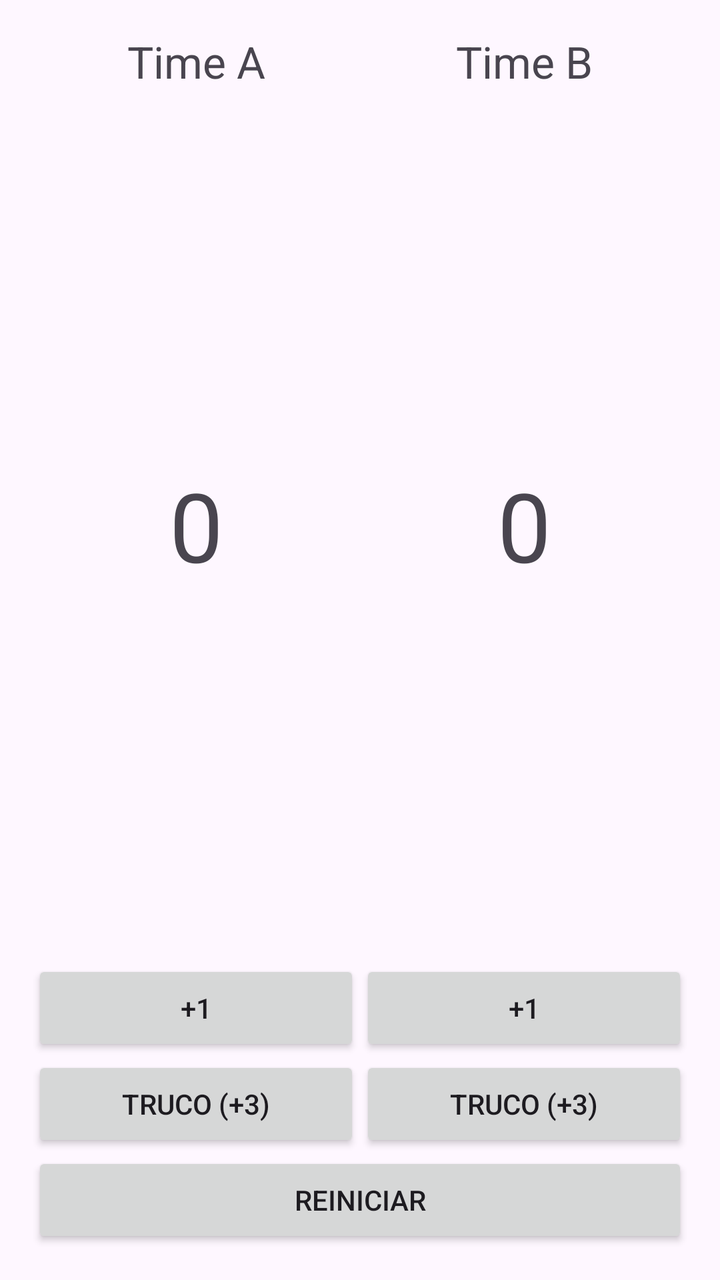
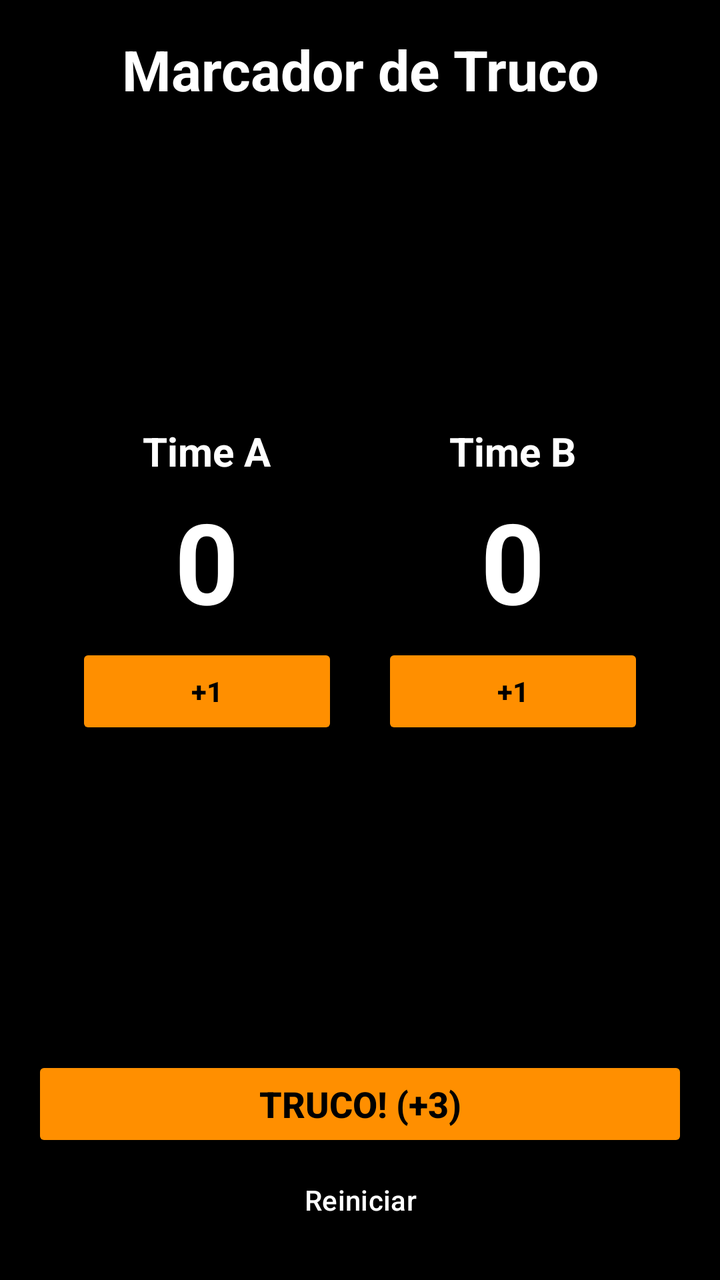

Before-and-after screenshots of an Android layout around one commit, followed by the original layout XML and the change that was made.
<!-- AndroidManifest.xml: application theme Theme.TrucoScoreBoard -->
<!-- res/layout/activity_main.xml -->
<?xml version="1.0" encoding="utf-8"?>
<androidx.constraintlayout.widget.ConstraintLayout
    xmlns:android="http://schemas.android.com/apk/res/android"
    xmlns:app="http://schemas.android.com/apk/res-auto"
    android:layout_width="match_parent"
    android:layout_height="match_parent"
    android:padding="16dp">

    <TextView
        android:id="@+id/tvLabelA"
        android:layout_width="0dp"
        android:layout_height="wrap_content"
        android:gravity="center"
        android:text="Time A"
        android:textSize="22sp"
        app:layout_constraintEnd_toStartOf="@id/tvLabelB"
        app:layout_constraintStart_toStartOf="parent"
        app:layout_constraintTop_toTopOf="parent" />

    <TextView
        android:id="@+id/tvPontosA"
        android:layout_width="0dp"
        android:layout_height="0dp"
        android:gravity="center"
        android:text="0"
        android:textSize="48sp"
        app:layout_constraintBottom_toTopOf="@id/btnPontoA"
        app:layout_constraintEnd_toEndOf="@id/tvLabelA"
        app:layout_constraintStart_toStartOf="@id/tvLabelA"
        app:layout_constraintTop_toBottomOf="@id/tvLabelA" />

    <Button
        android:id="@+id/btnPontoA"
        android:layout_width="0dp"
        android:layout_height="wrap_content"
        android:text="+1"
        app:layout_constraintBottom_toTopOf="@id/btnTrucoA"
        app:layout_constraintEnd_toEndOf="@id/tvLabelA"
        app:layout_constraintStart_toStartOf="@id/tvLabelA" />

    <Button
        android:id="@+id/btnTrucoA"
        android:layout_width="0dp"
        android:layout_height="wrap_content"
        android:text="Truco (+3)"
        app:layout_constraintBottom_toTopOf="@id/btnReiniciar"
        app:layout_constraintEnd_toEndOf="@id/tvLabelA"
        app:layout_constraintStart_toStartOf="@id/tvLabelA" />

    <TextView
        android:id="@+id/tvLabelB"
        android:layout_width="0dp"
        android:layout_height="wrap_content"
        android:gravity="center"
        android:text="Time B"
        android:textSize="22sp"
        app:layout_constraintEnd_toEndOf="parent"
        app:layout_constraintStart_toEndOf="@id/tvLabelA"
        app:layout_constraintTop_toTopOf="parent" />

    <TextView
        android:id="@+id/tvPontosB"
        android:layout_width="0dp"
        android:layout_height="0dp"
        android:gravity="center"
        android:text="0"
        android:textSize="48sp"
        app:layout_constraintBottom_toTopOf="@id/btnPontoB"
        app:layout_constraintEnd_toEndOf="@id/tvLabelB"
        app:layout_constraintStart_toStartOf="@id/tvLabelB"
        app:layout_constraintTop_toBottomOf="@id/tvLabelB" />

    <Button
        android:id="@+id/btnPontoB"
        android:layout_width="0dp"
        android:layout_height="wrap_content"
        android:text="+1"
        app:layout_constraintBottom_toTopOf="@id/btnTrucoB"
        app:layout_constraintEnd_toEndOf="@id/tvLabelB"
        app:layout_constraintStart_toStartOf="@id/tvLabelB" />

    <Button
        android:id="@+id/btnTrucoB"
        android:layout_width="0dp"
        android:layout_height="wrap_content"
        android:text="Truco (+3)"
        app:layout_constraintBottom_toTopOf="@id/btnReiniciar"
        app:layout_constraintEnd_toEndOf="@id/tvLabelB"
        app:layout_constraintStart_toStartOf="@id/tvLabelB" />

    <Button
        android:id="@+id/btnReiniciar"
        android:layout_width="0dp"
        android:layout_height="wrap_content"
        android:layout_marginTop="16dp"
        android:text="Reiniciar"
        app:layout_constraintBottom_toBottomOf="parent"
        app:layout_constraintEnd_toEndOf="parent"
        app:layout_constraintStart_toStartOf="parent" />

</androidx.constraintlayout.widget.ConstraintLayout>
<!-- resources referenced by this layout -->
<resources>
  <style name="Theme.TrucoScoreBoard" parent="Base.Theme.TrucoScoreBoard" />
  <style name="Base.Theme.TrucoScoreBoard" parent="Theme.Material3.DayNight.NoActionBar">
          
          
      </style>
</resources>

<!-- the commit's change to res/layout/activity_main.xml (unified diff, before → after) -->
@@ -1,10 +1,23 @@
 <?xml version="1.0" encoding="utf-8"?>
-<androidx.constraintlayout.widget.ConstraintLayout
-    xmlns:android="http://schemas.android.com/apk/res/android"
+<androidx.constraintlayout.widget.ConstraintLayout xmlns:android="http://schemas.android.com/apk/res/android"
     xmlns:app="http://schemas.android.com/apk/res-auto"
     android:layout_width="match_parent"
     android:layout_height="match_parent"
+    android:background="#000000"
     android:padding="16dp">
+
+    <TextView
+        android:id="@+id/tvTitulo"
+        android:layout_width="0dp"
+        android:layout_height="wrap_content"
+        android:gravity="center"
+        android:text="Marcador de Truco"
+        android:textColor="#FFFFFF"
+        android:textSize="28sp"
+        android:textStyle="bold"
+        app:layout_constraintEnd_toEndOf="parent"
+        app:layout_constraintStart_toStartOf="parent"
+        app:layout_constraintTop_toTopOf="parent" />
 
     <TextView
         android:id="@+id/tvLabelA"
@@ -12,18 +25,25 @@
         android:layout_height="wrap_content"
         android:gravity="center"
         android:text="Time A"
-        android:textSize="22sp"
+        android:textColor="#FFFFFF"
+        android:textSize="20sp"
+        android:textStyle="bold"
+        app:layout_constraintBottom_toTopOf="@id/tvPontosA"
         app:layout_constraintEnd_toStartOf="@id/tvLabelB"
         app:layout_constraintStart_toStartOf="parent"
-        app:layout_constraintTop_toTopOf="parent" />
+        app:layout_constraintTop_toBottomOf="@id/tvTitulo"
+        app:layout_constraintVertical_chainStyle="packed" />
 
     <TextView
         android:id="@+id/tvPontosA"
         android:layout_width="0dp"
-        android:layout_height="0dp"
+        android:layout_height="wrap_content"
         android:gravity="center"
+        android:paddingVertical="4dp"
         android:text="0"
-        android:textSize="48sp"
+        android:textColor="#FFFFFF"
+        android:textSize="56sp"
+        android:textStyle="bold"
         app:layout_constraintBottom_toTopOf="@id/btnPontoA"
         app:layout_constraintEnd_toEndOf="@id/tvLabelA"
         app:layout_constraintStart_toStartOf="@id/tvLabelA"
@@ -33,19 +53,15 @@
         android:id="@+id/btnPontoA"
         android:layout_width="0dp"
         android:layout_height="wrap_content"
+        android:backgroundTint="#FFFF8F00"
         android:text="+1"
-        app:layout_constraintBottom_toTopOf="@id/btnTrucoA"
+        android:textColor="#000000"
+        android:textStyle="bold"
+        app:layout_constraintBottom_toTopOf="@id/tvMaoDeOnze"
         app:layout_constraintEnd_toEndOf="@id/tvLabelA"
-        app:layout_constraintStart_toStartOf="@id/tvLabelA" />
-
-    <Button
-        android:id="@+id/btnTrucoA"
-        android:layout_width="0dp"
-        android:layout_height="wrap_content"
-        android:text="Truco (+3)"
-        app:layout_constraintBottom_toTopOf="@id/btnReiniciar"
-        app:layout_constraintEnd_toEndOf="@id/tvLabelA"
-        app:layout_constraintStart_toStartOf="@id/tvLabelA" />
+        app:layout_constraintStart_toStartOf="@id/tvLabelA"
+        app:layout_constraintTop_toBottomOf="@id/tvPontosA"
+        app:layout_constraintWidth_percent="0.4" />
 
     <TextView
         android:id="@+id/tvLabelB"
@@ -53,18 +69,25 @@
         android:layout_height="wrap_content"
         android:gravity="center"
         android:text="Time B"
-        android:textSize="22sp"
+        android:textColor="#FFFFFF"
+        android:textSize="20sp"
+        android:textStyle="bold"
+        app:layout_constraintBottom_toTopOf="@id/tvPontosB"
         app:layout_constraintEnd_toEndOf="parent"
         app:layout_constraintStart_toEndOf="@id/tvLabelA"
-        app:layout_constraintTop_toTopOf="parent" />
+        app:layout_constraintTop_toBottomOf="@id/tvTitulo"
+        app:layout_constraintVertical_chainStyle="packed" />
 
     <TextView
         android:id="@+id/tvPontosB"
         android:layout_width="0dp"
-        android:layout_height="0dp"
+        android:layout_height="wrap_content"
         android:gravity="center"
+        android:paddingVertical="4dp"
         android:text="0"
-        android:textSize="48sp"
+        android:textColor="#FFFFFF"
+        android:textSize="56sp"
+        android:textStyle="bold"
         app:layout_constraintBottom_toTopOf="@id/btnPontoB"
         app:layout_constraintEnd_toEndOf="@id/tvLabelB"
         app:layout_constraintStart_toStartOf="@id/tvLabelB"
@@ -74,28 +97,56 @@
         android:id="@+id/btnPontoB"
         android:layout_width="0dp"
         android:layout_height="wrap_content"
+        android:backgroundTint="#FFFF8F00"
         android:text="+1"
-        app:layout_constraintBottom_toTopOf="@id/btnTrucoB"
+        android:textColor="#000000"
+        android:textStyle="bold"
+        app:layout_constraintBottom_toTopOf="@id/tvMaoDeOnze"
         app:layout_constraintEnd_toEndOf="@id/tvLabelB"
-        app:layout_constraintStart_toStartOf="@id/tvLabelB" />
+        app:layout_constraintStart_toStartOf="@id/tvLabelB"
+        app:layout_constraintTop_toBottomOf="@id/tvPontosB"
+        app:layout_constraintWidth_percent="0.4" />
+
+    <TextView
+        android:id="@+id/tvMaoDeOnze"
+        android:layout_width="0dp"
+        android:layout_height="wrap_content"
+        android:gravity="center"
+        android:paddingTop="16dp"
+        android:paddingBottom="8dp"
+        android:text="MÃO DE ONZE!"
+        android:textColor="#FFFF8F00"
+        android:textSize="18sp"
+        android:textStyle="bold"
+        android:visibility="gone"
+        app:layout_constraintBottom_toTopOf="@id/btnTruco"
+        app:layout_constraintEnd_toEndOf="parent"
+        app:layout_constraintStart_toStartOf="parent" />
 
     <Button
-        android:id="@+id/btnTrucoB"
+        android:id="@+id/btnTruco"
         android:layout_width="0dp"
         android:layout_height="wrap_content"
-        android:text="Truco (+3)"
+        android:layout_marginTop="16dp"
+        android:backgroundTint="#FFFF8F00"
+        android:text="TRUCO! (+3)"
+        android:textColor="#000000"
+        android:textSize="18sp"
+        android:textStyle="bold"
         app:layout_constraintBottom_toTopOf="@id/btnReiniciar"
-        app:layout_constraintEnd_toEndOf="@id/tvLabelB"
-        app:layout_constraintStart_toStartOf="@id/tvLabelB" />
+        app:layout_constraintEnd_toEndOf="parent"
+        app:layout_constraintStart_toStartOf="parent" />
 
     <Button
         android:id="@+id/btnReiniciar"
+        style="@style/Widget.Material3.Button.OutlinedButton"
         android:layout_width="0dp"
         android:layout_height="wrap_content"
-        android:layout_marginTop="16dp"
         android:text="Reiniciar"
+        android:textColor="#FFFFFF"
         app:layout_constraintBottom_toBottomOf="parent"
         app:layout_constraintEnd_toEndOf="parent"
-        app:layout_constraintStart_toStartOf="parent" />
+        app:layout_constraintStart_toStartOf="parent"
+        app:strokeColor="#FFFFFF" />
 
 </androidx.constraintlayout.widget.ConstraintLayout>
